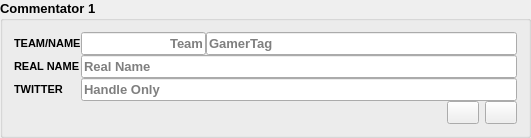
This is src/layout/TSHCommentator.ui in joaorb64/TournamentStreamHelper as Qt 5 draws it before an edit. The edited form follows.
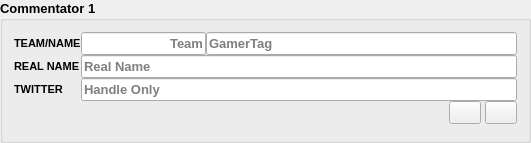
This is the edited form.

Patch:
```diff
--- a/src/layout/TSHCommentator.ui
+++ b/src/layout/TSHCommentator.ui
@@ -7,7 +7,7 @@
     <x>0</x>
     <y>0</y>
     <width>531</width>
-    <height>117</height>
+    <height>143</height>
    </rect>
   </property>
   <property name="sizePolicy">
@@ -166,7 +166,7 @@
    <item row="4" column="0" colspan="2">
     <layout class="QHBoxLayout" name="horizontalLayout_4">
      <property name="spacing">
-      <number>6</number>
+      <number>4</number>
      </property>
      <item>
       <spacer name="horizontalSpacer">
```
